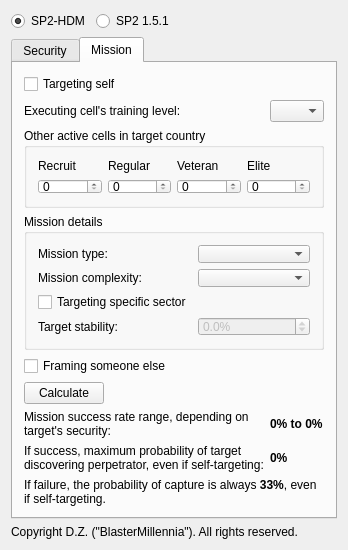
This is mainwindow.ui in broduer/SP2-CPT as Qt 5 draws it before an edit. The edited form follows.
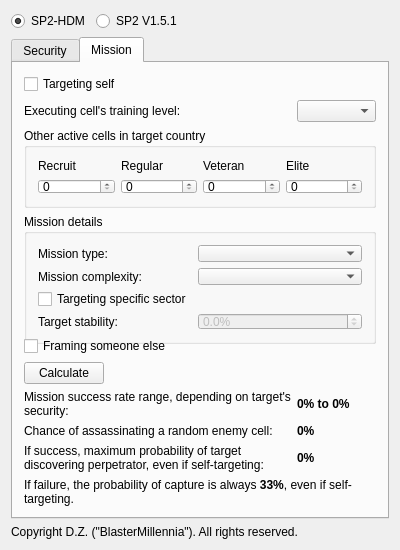
This is the edited form. The open tabs and pages were chosen to show the change.

```diff
--- a/mainwindow.ui
+++ b/mainwindow.ui
@@ -6,13 +6,13 @@
    <rect>
     <x>0</x>
     <y>0</y>
-    <width>348</width>
+    <width>400</width>
     <height>550</height>
    </rect>
   </property>
   <property name="minimumSize">
    <size>
-    <width>348</width>
+    <width>400</width>
     <height>550</height>
    </size>
   </property>
@@ -43,7 +43,7 @@
     <item row="0" column="1">
      <widget class="QRadioButton" name="sp2RadioButton">
       <property name="text">
-       <string>SP2 1.5.1</string>
+       <string>SP2 V1.5.1</string>
       </property>
       <property name="checked">
        <bool>false</bool>
@@ -346,6 +346,26 @@
          </widget>
         </item>
         <item row="7" column="0">
+         <widget class="QLabel" name="label_16">
+          <property name="text">
+           <string>Chance of assassinating a random enemy cell:</string>
+          </property>
+         </widget>
+        </item>
+        <item row="7" column="1">
+         <widget class="QLabel" name="assassinationChanceLabel">
+          <property name="font">
+           <font>
+            <weight>75</weight>
+            <bold>true</bold>
+           </font>
+          </property>
+          <property name="text">
+           <string>0%</string>
+          </property>
+         </widget>
+        </item>
+        <item row="8" column="0">
          <widget class="QLabel" name="label_12">
           <property name="text">
            <string>If success, maximum probability of target discovering perpetrator, even if self-targeting:</string>
@@ -355,7 +375,7 @@
           </property>
          </widget>
         </item>
-        <item row="7" column="1">
+        <item row="8" column="1">
          <widget class="QLabel" name="perpetratorDiscoveredLabel">
           <property name="font">
            <font>
@@ -368,7 +388,7 @@
           </property>
          </widget>
         </item>
-        <item row="8" column="0" colspan="2">
+        <item row="9" column="0" colspan="2">
          <widget class="QLabel" name="label_13">
           <property name="text">
            <string>&lt;html&gt;&lt;head/&gt;&lt;body&gt;&lt;p&gt;If failure, the probability of capture is always &lt;span style=&quot; font-weight:600;&quot;&gt;33%&lt;/span&gt;, even if self-targeting.&lt;/p&gt;&lt;/body&gt;&lt;/html&gt;</string>
```
Left out of the diff: 62 changed lines with no effect on the pictures.
